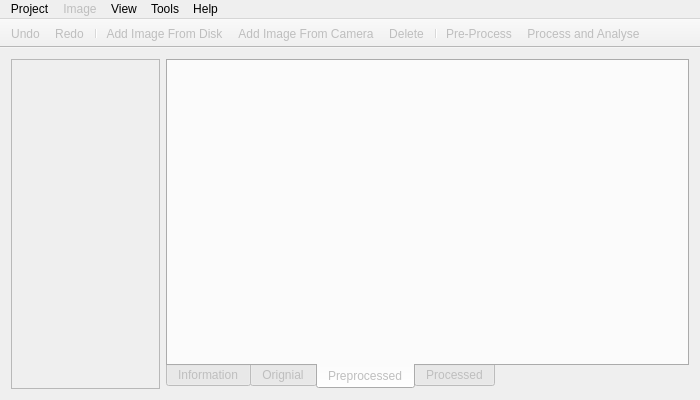
This is gui/mainwindow.ui in librehat/caiga as Qt 5 draws it before an edit. The edited form follows.
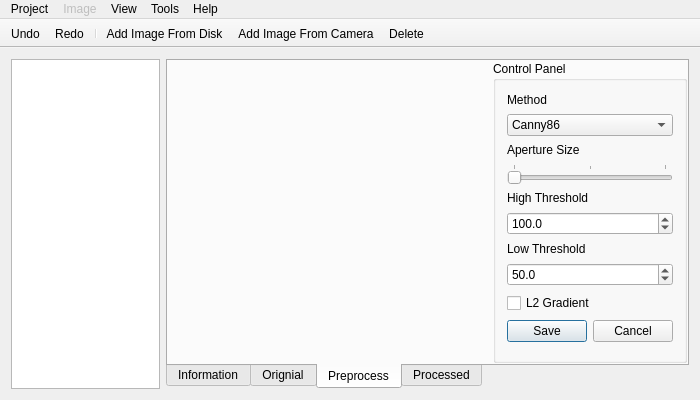
This is the edited form. The open tabs and pages were chosen to show the change. Icons and pictures are not drawn. Custom widgets are drawn as their Qt base class.

Commit message:
canny preprocessing is finished.
aperture size cannot use -1 nor 1.

```diff
--- a/gui/mainwindow.ui
+++ b/gui/mainwindow.ui
@@ -27,9 +27,6 @@
    <locale language="English" country="UnitedKingdom"/>
   </property>
   <widget class="QWidget" name="centralWidget">
-   <property name="enabled">
-    <bool>false</bool>
-   </property>
    <layout class="QHBoxLayout" name="horizontalLayout">
     <item>
      <widget class="QListView" name="imageList">
@@ -96,14 +93,189 @@
       </widget>
       <widget class="QWidget" name="preprocessedTab">
        <attribute name="title">
-        <string>Preprocessed</string>
+        <string>Preprocess</string>
        </attribute>
        <layout class="QHBoxLayout" name="horizontalLayout_3">
         <property name="margin">
          <number>0</number>
         </property>
         <item>
-         <widget class="QImageViewer" name="preLabel" native="true"/>
+         <widget class="QImageViewer" name="preLabel" native="true">
+          <property name="sizePolicy">
+           <sizepolicy hsizetype="Preferred" vsizetype="Preferred">
+            <horstretch>3</horstretch>
+            <verstretch>0</verstretch>
+           </sizepolicy>
+          </property>
+         </widget>
+        </item>
+        <item>
+         <widget class="QGroupBox" name="preProcessGroupBox">
+          <property name="sizePolicy">
+           <sizepolicy hsizetype="Preferred" vsizetype="Preferred">
+            <horstretch>1</horstretch>
+            <verstretch>0</verstretch>
+           </sizepolicy>
+          </property>
+          <property name="title">
+           <string>Control Panel</string>
+          </property>
+          <layout class="QVBoxLayout" name="verticalLayout">
+           <item>
+            <widget class="QLabel" name="methodLabel">
+             <property name="sizePolicy">
+              <sizepolicy hsizetype="Preferred" vsizetype="Fixed">
+               <horstretch>0</horstretch>
+               <verstretch>0</verstretch>
+              </sizepolicy>
+             </property>
+             <property name="text">
+              <string>Method</string>
+             </property>
+            </widget>
+           </item>
+           <item>
+            <widget class="QComboBox" name="methodComboBox">
+             <item>
+              <property name="text">
+               <string>Canny86</string>
+              </property>
+             </item>
+            </widget>
+           </item>
+           <item>
+            <widget class="QLabel" name="sizeLabel">
+             <property name="sizePolicy">
+              <sizepolicy hsizetype="Preferred" vsizetype="Fixed">
+               <horstretch>0</horstretch>
+               <verstretch>0</verstretch>
+              </sizepolicy>
+             </property>
+             <property name="text">
+              <string>Aperture Size</string>
+             </property>
+            </widget>
+           </item>
+           <item>
+            <widget class="QSlider" name="sizeSlider">
+             <property name="sizePolicy">
+              <sizepolicy hsizetype="Expanding" vsizetype="Fixed">
+               <horstretch>0</horstretch>
+               <verstretch>0</verstretch>
+              </sizepolicy>
+             </property>
+             <property name="toolTip">
+              <string>Available sizes: 3, 5, 7</string>
+             </property>
+             <property name="minimum">
+              <number>2</number>
+             </property>
+             <property name="maximum">
+              <number>4</number>
+             </property>
+             <property name="singleStep">
+              <number>1</number>
+             </property>
+             <property name="pageStep">
+              <number>1</number>
+             </property>
+             <property name="value">
+              <number>2</number>
+             </property>
+             <property name="orientation">
+              <enum>Qt::Horizontal</enum>
+             </property>
+             <property name="tickPosition">
+              <enum>QSlider::TicksAbove</enum>
+             </property>
+             <property name="tickInterval">
+              <number>1</number>
+             </property>
+            </widget>
+           </item>
+           <item>
+            <widget class="QLabel" name="highThresholdLabel">
+             <property name="sizePolicy">
+              <sizepolicy hsizetype="Preferred" vsizetype="Fixed">
+               <horstretch>0</horstretch>
+               <verstretch>0</verstretch>
+              </sizepolicy>
+             </property>
+             <property name="text">
+              <string>High Threshold</string>
+             </property>
+            </widget>
+           </item>
+           <item>
+            <widget class="QDoubleSpinBox" name="htDoubleSpinBox">
+             <property name="decimals">
+              <number>1</number>
+             </property>
+             <property name="minimum">
+              <double>1.100000000000000</double>
+             </property>
+             <property name="maximum">
+              <double>999.000000000000000</double>
+             </property>
+             <property name="singleStep">
+              <double>5.000000000000000</double>
+             </property>
+             <property name="value">
+              <double>100.000000000000000</double>
+             </property>
+            </widget>
+           </item>
+           <item>
+            <widget class="QLabel" name="lowThresholdLabel">
+             <property name="sizePolicy">
+              <sizepolicy hsizetype="Preferred" vsizetype="Fixed">
+               <horstretch>0</horstretch>
+               <verstretch>0</verstretch>
+              </sizepolicy>
+             </property>
+             <property name="text">
+              <string>Low Threshold</string>
+             </property>
+            </widget>
+           </item>
+           <item>
+            <widget class="QDoubleSpinBox" name="ltDoubleSpinBox">
+             <property name="decimals">
+              <number>1</number>
+             </property>
+             <property name="minimum">
+              <double>1.000000000000000</double>
+             </property>
+             <property name="maximum">
+              <double>100.000000000000000</double>
+             </property>
+             <property name="singleStep">
+              <double>5.000000000000000</double>
+             </property>
+             <property name="value">
+              <double>50.000000000000000</double>
+             </property>
+            </widget>
+           </item>
+           <item>
+            <widget class="QCheckBox" name="l2GradientCheckBox">
+             <property name="toolTip">
+              <string>Whether a more accurate L2 norm should be used.</string>
+             </property>
+             <property name="text">
+              <string>L2 Gradient</string>
+             </property>
+            </widget>
+           </item>
+           <item>
+            <widget class="QDialogButtonBox" name="preProcessButtonBox">
+             <property name="standardButtons">
+              <set>QDialogButtonBox::Cancel|QDialogButtonBox::Save</set>
+             </property>
+            </widget>
+           </item>
+          </layout>
+         </widget>
         </item>
        </layout>
       </widget>
@@ -196,9 +368,6 @@
    <addaction name="menuHelp"/>
   </widget>
   <widget class="QToolBar" name="mainToolBar">
-   <property name="enabled">
-    <bool>false</bool>
-   </property>
    <property name="windowTitle">
     <string>Toolbar</string>
    </property>
@@ -229,9 +398,6 @@
    <addaction name="actionAddImgDisk"/>
    <addaction name="actionAddImgCamera"/>
    <addaction name="actionDeleteImg"/>
-   <addaction name="separator"/>
-   <addaction name="actionPreProcess"/>
-   <addaction name="actionProcessnAnalyse"/>
   </widget>
   <action name="actionNew_Project">
    <property name="text">
```
Left out of the diff: 54 changed lines with no effect on the pictures. The commit also changes 4 other files.
